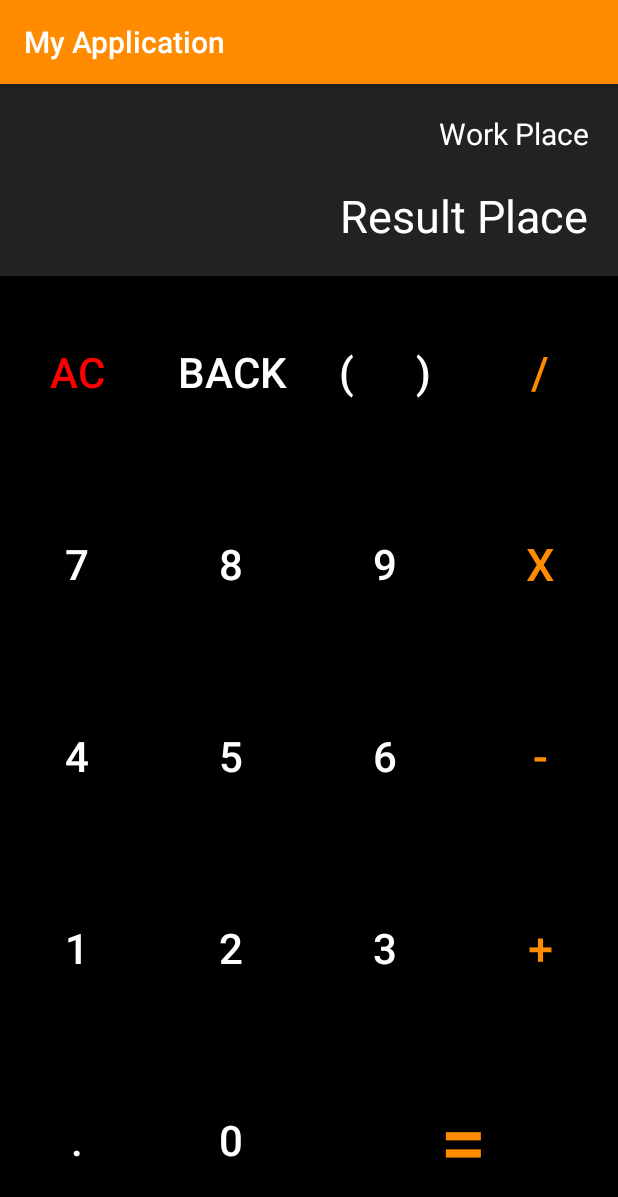
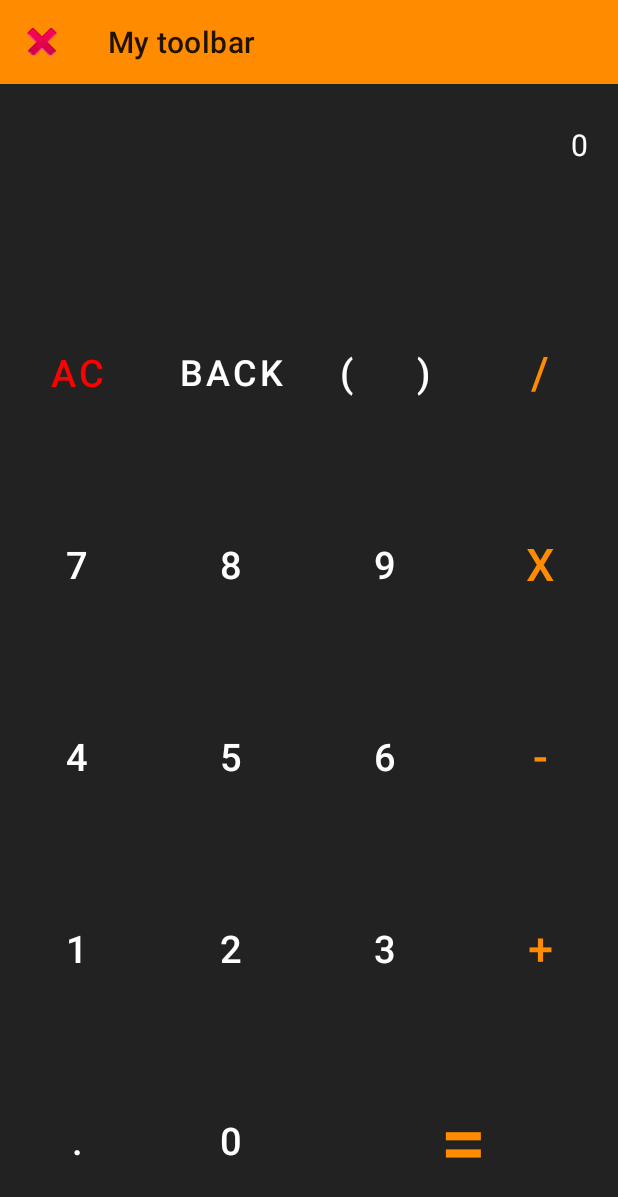
Before and after one commit to YushkevichP/calculator2, an Android app: the screen it shows after launch (MainActivity), on a phone screen of 412 x 824 dp. Shown: the top 1197 px of the screen. Run offline under Robolectric (Android 15) with nearby library versions, the phone set to English and light mode, and no system bars.

Commit message:
ID for buttons added

```diff
--- a/app/src/main/java/com/example/homework1calculator/CalculatorFragment.kt
+++ b/app/src/main/java/com/example/homework1calculator/CalculatorFragment.kt
@@ -24,7 +24,11 @@ class CalculatorFragment : Fragment(){
 
     override fun onViewCreated(view: View, savedInstanceState: Bundle?) {
         super.onViewCreated(view, savedInstanceState)
+            with(binding){
+                resultPlace.text = ""
+                workPlace.text = "0"
 
+            }
         //todo
     }
 
--- a/app/src/main/java/com/example/homework1calculator/MainActivity.kt
+++ b/app/src/main/java/com/example/homework1calculator/MainActivity.kt
@@ -15,7 +15,7 @@ class MainActivity : AppCompatActivity(R.layout.activity_main) {
 
         supportFragmentManager
             .beginTransaction()
-            .add(R.id.container, CalculatorFragment())
+            .replace(R.id.container, CalculatorFragment())
             .commit()
 
 
--- a/app/src/main/res/layout/fragment_calculator.xml
+++ b/app/src/main/res/layout/fragment_calculator.xml
@@ -7,6 +7,15 @@
     android:layout_height="match_parent"
     android:background="@color/almostBlack"
     android:orientation="vertical">
+
+    <androidx.appcompat.widget.Toolbar
+        android:id="@+id/toolbar"
+        android:layout_width="match_parent"
+        android:layout_height="wrap_content"
+        app:title="My toolbar"
+        app:navigationIcon="@android:drawable/ic_delete"
+        android:background="@color/orange"
+        />
 
 
     <androidx.constraintlayout.widget.ConstraintLayout
@@ -20,8 +29,8 @@
             android:id="@+id/workPlace"
             android:layout_width="match_parent"
             android:layout_height="wrap_content"
-            android:lines="2"
-            android:maxLines="2"
+            android:lines="1"
+            android:maxLines="1"
             android:text="Work Place"
             android:gravity="end"
             android:textColor="@color/white"
@@ -29,7 +38,8 @@
             app:layout_constraintBottom_toTopOf="@id/resultPlace"
             app:layout_constraintLeft_toLeftOf="parent"
             app:layout_constraintRight_toRightOf="parent"
-            app:layout_constraintTop_toTopOf="parent" />
+            app:layout_constraintTop_toTopOf="parent"
+            />
 
         <TextView
             android:id="@+id/resultPlace"
@@ -40,7 +50,7 @@
             android:maxLines="1"
             android:text="Result Place"
             android:textColor="@color/white"
-            android:textSize="30sp"
+            android:textSize="35sp"
             app:layout_constraintBottom_toBottomOf="parent"
             app:layout_constraintLeft_toLeftOf="parent"
             app:layout_constraintRight_toRightOf="parent" />
@@ -60,6 +70,7 @@
         <Button
             android:layout_weight="1"
             style="@style/buttonNumber"
+            android:textSize="24sp"
             android:text="back" />
 
         <Button
@@ -73,6 +84,7 @@
             android:text=")" />
 
         <Button
+            android:id="@+id/button_div"
             android:layout_weight="1"
             style="@style/buttonOperator"
             android:text="/" />
@@ -82,18 +94,21 @@
     <LinearLayout style="@style/buttonRow">
 
         <Button
+            android:id="@+id/button_seven"
             style="@style/buttonNumber"
             android:text="7" />
 
         <Button
+            android:id="@+id/button_eight"
             style="@style/buttonNumber"
             android:text="8" />
 
         <Button
+            android:id="@+id/button_nine"
             style="@style/buttonNumber"
             android:text="9" />
 
-        <Button
+        <Button android:id="@+id/button_mult"
             style="@style/buttonOperator"
             android:text="x" />
 
@@ -102,18 +117,22 @@
     <LinearLayout style="@style/buttonRow">
 
         <Button
+            android:id="@+id/button_four"
             style="@style/buttonNumber"
             android:text="4" />
 
         <Button
+            android:id="@+id/button_five"
             style="@style/buttonNumber"
             android:text="5" />
 
         <Button
+            android:id="@+id/button_six"
             style="@style/buttonNumber"
             android:text="6" />
 
         <Button
+            android:id="@+id/button_minus"
             style="@style/buttonOperator"
             android:text="-" />
 
@@ -122,18 +141,22 @@
     <LinearLayout style="@style/buttonRow">
 
         <Button
+           android:id="@+id/button_one"
             style="@style/buttonNumber"
             android:text="1" />
 
         <Button
+            android:id="@+id/button_two"
             style="@style/buttonNumber"
             android:text="2" />
 
         <Button
+            android:id="@+id/button_three"
             style="@style/buttonNumber"
             android:text="3" />
 
         <Button
+            android:id="@+id/button_plus"
             style="@style/buttonOperator"
             android:text="+" />
 
@@ -142,11 +165,13 @@
     <LinearLayout style="@style/buttonRow">
 
         <Button
+            android:id="@+id/button_dot"
             android:layout_weight="1"
             style="@style/buttonNumber"
             android:text="." />
 
         <Button
+            android:id="@+id/button_zero"
             android:layout_weight="1"
             style="@style/buttonNumber"
             android:text="0" />
@@ -154,6 +179,7 @@
 
 
         <Button
+            android:id="@+id/button_equal"
             android:layout_weight="2"
             android:textSize="55sp"
             style="@style/buttonOperator"
--- a/app/src/main/res/values/style.xml
+++ b/app/src/main/res/values/style.xml
@@ -6,13 +6,14 @@
         <item name="android:layout_width">match_parent</item>
         <item name="android:layout_height">match_parent</item>
         <item name="android:background">@color/black</item>
+
     </style>
 
     <style name="buttonNumber">
         <item name="android:layout_weight">1</item>
         <item name="android:layout_width">0dp</item>
         <item name="android:layout_height">match_parent</item>
-        <item name="android:textSize">28sp</item>
+        <item name="android:textSize">25sp</item>
         <item name="android:textColor">@color/white</item>
         <item name="android:background">@color/black</item>
     </style>
--- a/app/src/main/res/values/themes.xml
+++ b/app/src/main/res/values/themes.xml
@@ -1,13 +1,34 @@
+
+
+
 <resources xmlns:tools="http://schemas.android.com/tools">
 <!-- Base application theme. -->
-    <style name="Theme.MyApplication" parent="Theme.AppCompat">
+<style name="Theme.MyApplication" parent="Theme.MaterialComponents.DayNight.NoActionBar">
     <!-- Primary brand color. -->
-        <item name="colorPrimary">@color/orange</item>
-        <item name="colorPrimaryVariant">@color/almostBlack</item>
+    <item name="colorPrimary">@color/almostBlack</item>
+    <item name="colorPrimaryVariant">@color/black</item>
     <item name="colorOnPrimary">@color/white</item>
-
+    <!-- Secondary brand color. -->
+<!--    <item name="colorSecondary">@color/teal_200</item>-->
+<!--    <item name="colorSecondaryVariant">@color/teal_700</item>-->
+<!--    <item name="colorOnSecondary">@color/black</item>-->
     <!-- Status bar color. -->
     <item name="android:statusBarColor" tools:targetApi="l">?attr/colorPrimaryVariant</item>
     <!-- Customize your theme here. -->
 </style>
 </resources>
+
+<!--<resources xmlns:tools="http://schemas.android.com/tools">-->
+<!--&lt;!&ndash; Base application theme. &ndash;&gt;-->
+
+<!--<style name="Theme.MyApplication" parent="Theme.MaterialComponents.DayNight.DarkActionBar">-->
+<!--    &lt;!&ndash; Primary brand color. &ndash;&gt;-->
+<!--    <item name="colorPrimary">@color/orange</item>-->
+<!--    <item name="colorPrimaryVariant">@color/almostBlack</item>-->
+<!--    <item name="colorOnPrimary">@color/white</item>-->
+
+<!--    &lt;!&ndash; Status bar color. &ndash;&gt;-->
+<!--    <item name="android:statusBarColor" tools:targetApi="l">?attr/colorPrimaryVariant</item>-->
+<!--    &lt;!&ndash; Customize your theme here. &ndash;&gt;-->
+<!--</style>-->
+<!--</resources>-->
```
Lines whose indentation alone changed are shown as unchanged.
